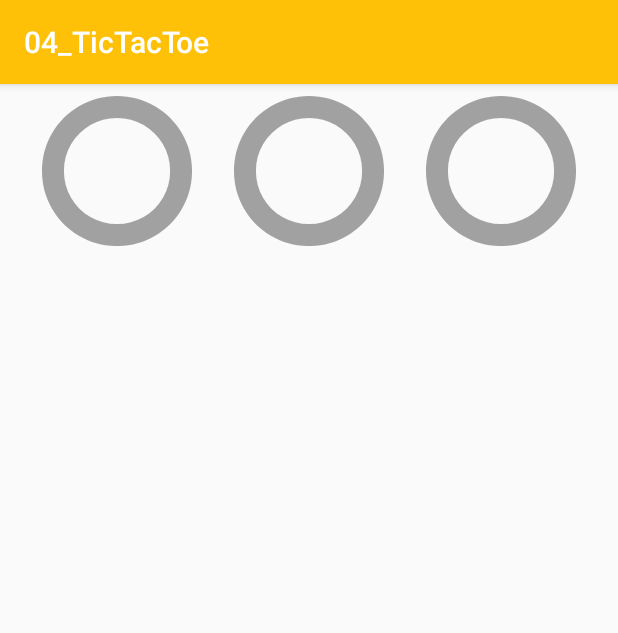
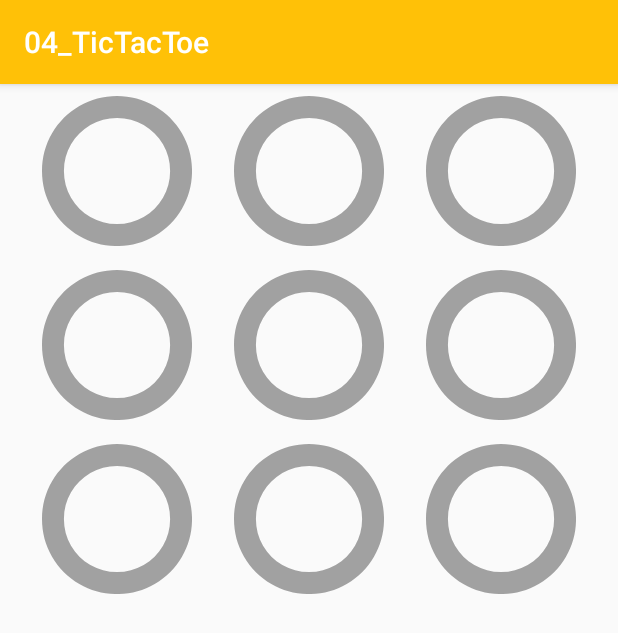
Before and after one commit to camposmiguel/kielce, an Android app: the GameActivity screen opened directly, with no data from a screen before it, on a phone screen of 412 x 824 dp. Shown: the top 633 px of the screen. Run offline under Robolectric (Android 15) with nearby library versions, the phone set to English and light mode, and no system bars.

Commit message:
TicTacToe v2

```diff
--- a/01_Layouts/04_TicTacToe/app/src/main/res/layout/activity_game.xml
+++ b/01_Layouts/04_TicTacToe/app/src/main/res/layout/activity_game.xml
@@ -14,6 +14,7 @@
         app:layout_constraintLeft_toLeftOf="parent"
         app:layout_constraintTop_toTopOf="parent"
         app:srcCompat="@drawable/ic_empty"
+        android:onClick="cellClicked"
         app:layout_constraintRight_toLeftOf="@+id/imageView2" />
 
     <ImageView
@@ -23,6 +24,7 @@
         app:srcCompat="@drawable/ic_empty"
         app:layout_constraintTop_toTopOf="parent"
         android:layout_marginTop="8dp"
+        android:onClick="cellClicked"
         app:layout_constraintLeft_toRightOf="@+id/imageView1"
         app:layout_constraintRight_toLeftOf="@+id/imageView3" />
 
@@ -34,5 +36,71 @@
         app:layout_constraintLeft_toRightOf="@+id/imageView2"
         app:layout_constraintTop_toTopOf="parent"
         app:srcCompat="@drawable/ic_empty"
+        android:onClick="cellClicked"
+        app:layout_constraintRight_toRightOf="parent" />
+
+    <ImageView
+        android:id="@+id/imageView4"
+        android:layout_width="100dp"
+        android:layout_height="100dp"
+        app:srcCompat="@drawable/ic_empty"
+        android:onClick="cellClicked"
+        android:layout_marginTop="16dp"
+        app:layout_constraintTop_toBottomOf="@+id/imageView1"
+        app:layout_constraintLeft_toLeftOf="parent"
+        app:layout_constraintRight_toLeftOf="@+id/imageView5" />
+
+    <ImageView
+        android:id="@+id/imageView5"
+        android:layout_width="100dp"
+        android:layout_height="100dp"
+        app:layout_constraintLeft_toRightOf="@+id/imageView4"
+        app:layout_constraintTop_toBottomOf="@+id/imageView2"
+        app:srcCompat="@drawable/ic_empty"
+        app:layout_constraintRight_toLeftOf="@+id/imageView6"
+        android:layout_marginTop="16dp" />
+
+    <ImageView
+        android:id="@+id/imageView6"
+        android:layout_width="100dp"
+        android:layout_height="100dp"
+        app:srcCompat="@drawable/ic_empty"
+        android:onClick="cellClicked"
+        android:layout_marginTop="16dp"
+        app:layout_constraintTop_toBottomOf="@+id/imageView3"
+        app:layout_constraintLeft_toRightOf="@+id/imageView5"
+        app:layout_constraintRight_toRightOf="parent" />
+
+    <ImageView
+        android:id="@+id/imageView7"
+        android:layout_width="100dp"
+        android:layout_height="100dp"
+        app:srcCompat="@drawable/ic_empty"
+        android:onClick="cellClicked"
+        android:layout_marginTop="16dp"
+        app:layout_constraintTop_toBottomOf="@+id/imageView4"
+        app:layout_constraintLeft_toLeftOf="parent"
+        app:layout_constraintRight_toLeftOf="@+id/imageView8" />
+
+    <ImageView
+        android:id="@+id/imageView8"
+        android:layout_width="100dp"
+        android:layout_height="100dp"
+        app:srcCompat="@drawable/ic_empty"
+        android:onClick="cellClicked"
+        android:layout_marginTop="16dp"
+        app:layout_constraintTop_toBottomOf="@+id/imageView5"
+        app:layout_constraintLeft_toRightOf="@+id/imageView7"
+        app:layout_constraintRight_toLeftOf="@+id/imageView9" />
+
+    <ImageView
+        android:id="@+id/imageView9"
+        android:layout_width="100dp"
+        android:layout_height="100dp"
+        app:srcCompat="@drawable/ic_empty"
+        android:onClick="cellClicked"
+        android:layout_marginTop="16dp"
+        app:layout_constraintTop_toBottomOf="@+id/imageView6"
+        app:layout_constraintLeft_toRightOf="@+id/imageView8"
         app:layout_constraintRight_toRightOf="parent" />
 </android.support.constraint.ConstraintLayout>
```
Also changed, not shown: 01_Layouts/04_TicTacToe/app/src/main/java/com/miguelcr/a04_tictactoe/GameActivity.java (+72 -0 lines).
